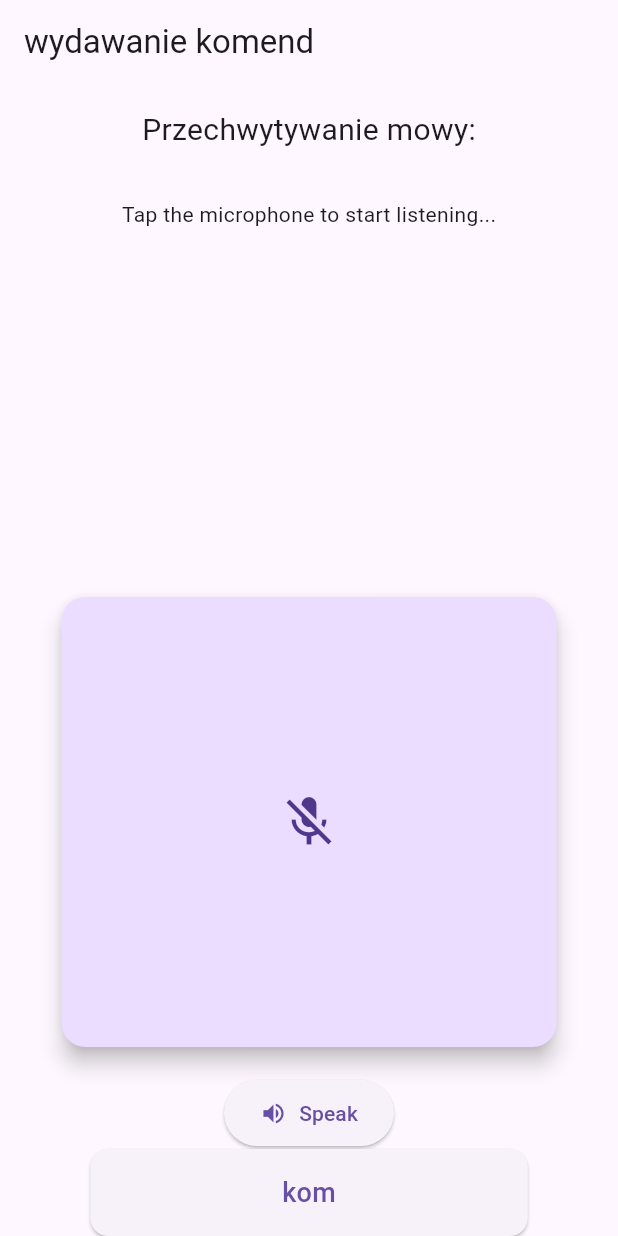
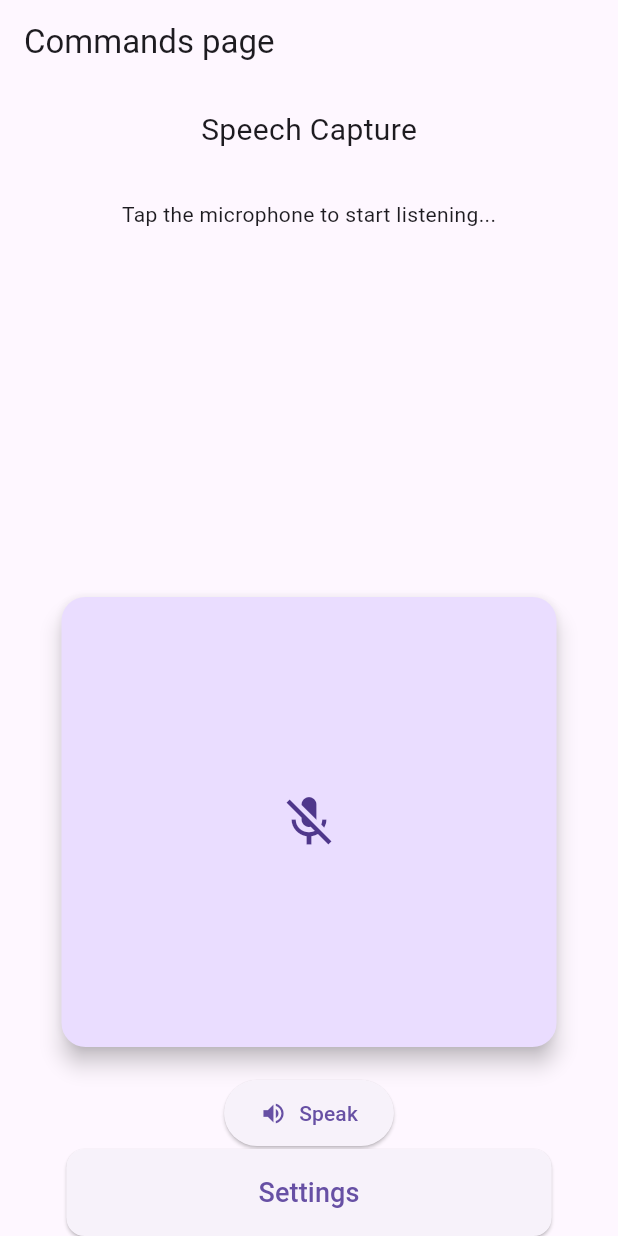
Before and after one commit to ksadowy/BlindView, a Flutter app: the screen it shows after launch, on a phone screen of 412 x 824 dp. Run offline on Flutter 3.47's test engine with Material 3 defaults, Android fonts, the phone set to English and light mode, and no system bars; our stand-ins replace flutter_tts, speech_to_text; generated files the repository leaves out were written again.

Commit message:
context localizations

```diff
--- a/blind_view/lib/l10n/app_en.arb
+++ b/blind_view/lib/l10n/app_en.arb
@@ -12,7 +12,12 @@
         "type": "Locale"
     },
     "settingsButton": "Lang Settings",
-    "commandsPageTitle": "Commands page"
+    "commandsPageTitle": "Commands page",
+    "settingsDownPage": "Settings",
+    "speechCapture": "Speech Capture",
+    "tapTheMicrophone": "Tap the microphone to start listening...",
+    "availableSpeech": "speech not available",
+    "availableNoSpeech": "No text available to speak"
 
 
 }
--- a/blind_view/lib/pages/speech_to_text_page.dart
+++ b/blind_view/lib/pages/speech_to_text_page.dart
@@ -3,6 +3,7 @@ import 'package:blind_view/extensions/context_extension.dart';
 import 'package:blind_view/l10n/l10n.dart';
 import 'package:flutter_gen/gen_l10n/app_localizations.dart';
 import 'package:flutter/material.dart';
+import 'package:flutter_localizations/flutter_localizations.dart';
 import '../services/speech_service.dart';
 import '../widgets/speech_control.dart';
 import 'test_page.dart';
@@ -41,21 +42,30 @@ class _SpeechToTextPageState extends State<SpeechToTextPage> {
         builder: (BuildContext innerContext, snapshot) {
           print("Outer context:");
           print(context);
-          print("Inner context");
-          print(innerContext);
+          print("SpeechToText snaphot data");
+          print(snapshot.data);
           print('');
-          return Builder(
-          builder: (context) => Scaffold(
-            appBar: AppBar(title: const Text('wydawanie komend')),
+          return MaterialApp(
+            title: "test",
+            supportedLocales: L10n.locals,
+            locale: snapshot.data,
+            localizationsDelegates: const [
+              GlobalMaterialLocalizations.delegate,
+              GlobalWidgetsLocalizations.delegate,
+              GlobalCupertinoLocalizations.delegate,
+              AppLocalizations.delegate,
+            ],
+            home: Scaffold(
+            appBar: AppBar(title: Text(context.localizations.commandsPageTitle)),
             body: Center(
               child: Column(
                 mainAxisAlignment: MainAxisAlignment.center,
                 children: [
-                  const Padding(
-                    padding: EdgeInsets.all(16.0),
+                  Padding(
+                    padding: const EdgeInsets.all(16.0),
                     child: Text(
-                      'Przechwytywanie mowy:',
-                      style: TextStyle(fontSize: 20.0),
+                      context.localizations.speechCapture,
+                      style: const TextStyle(fontSize: 20.0),
                     ),
                   ),
                   Expanded(
@@ -65,8 +75,8 @@ class _SpeechToTextPageState extends State<SpeechToTextPage> {
                         _speechService.isListening
                             ? _lastWords
                             : _speechService.isAvailable
-                            ? 'Tap the microphone to start listening...'
-                            : 'Speech not available',
+                            ? context.localizations.tapTheMicrophone
+                            : context.localizations.availableSpeech,
                       ),
                     ),
                   ),
@@ -83,7 +93,7 @@ class _SpeechToTextPageState extends State<SpeechToTextPage> {
                     onSpeak: () {
                       _speechService.speak(_lastWords.isNotEmpty
                           ? _lastWords
-                          : "No text available to speak");
+                          : context.localizations.availableNoSpeech);
                     },
                   ),
                   ElevatedButton(
@@ -102,8 +112,8 @@ class _SpeechToTextPageState extends State<SpeechToTextPage> {
                         borderRadius: BorderRadius.circular(12),
                       ),
                     ),
-                    child: const Text(
-                        'kom', style: TextStyle(fontSize: 18)),
+                    child: Text(
+                        context.localizations.settingsDownPage, style: const TextStyle(fontSize: 18)),
                   ),
                 ],
               ),
```
Also changed, not shown: blind_view/lib/l10n/app_pl.arb (+7 -1 lines), blind_view/lib/pages/test_page.dart (+5 -3 lines).
